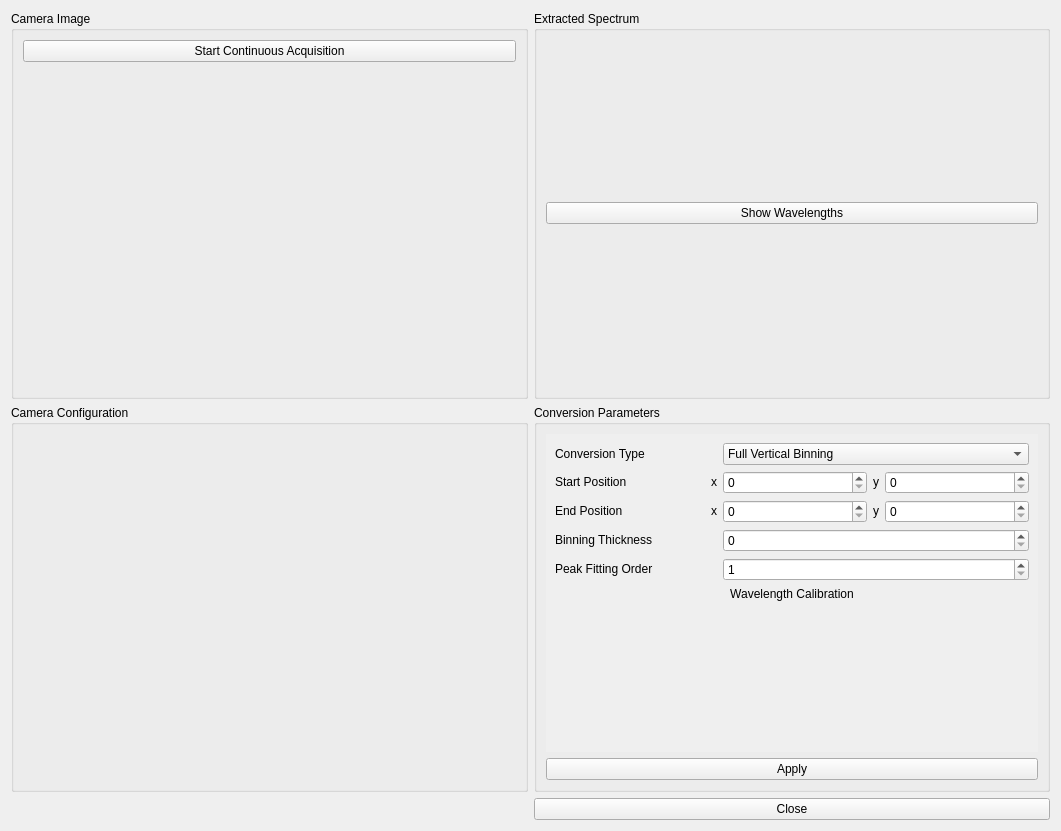
This is nplab/instrument/spectrometer/fastspectrometer/resources/csconfig.ui in wdeacon/PyOpenLab as Qt 5 draws it before an edit. The edited form follows.
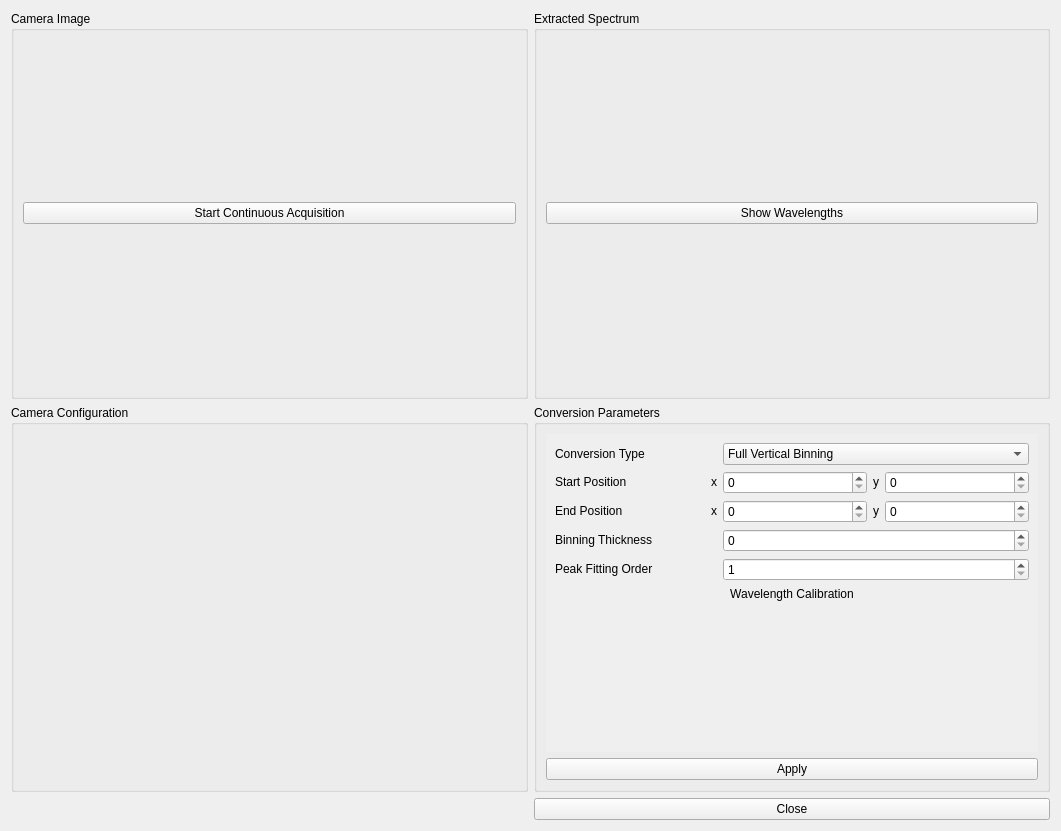
This is the edited form.

What changed in the file:
```diff
--- a/nplab/instrument/spectrometer/fastspectrometer/resources/csconfig.ui
+++ b/nplab/instrument/spectrometer/fastspectrometer/resources/csconfig.ui
@@ -67,22 +67,6 @@
         </property>
        </widget>
       </item>
-      <item>
-       <widget class="QLabel" name="cameraImage">
-        <property name="sizePolicy">
-         <sizepolicy hsizetype="Ignored" vsizetype="Ignored">
-          <horstretch>0</horstretch>
-          <verstretch>0</verstretch>
-         </sizepolicy>
-        </property>
-        <property name="text">
-         <string/>
-        </property>
-        <property name="alignment">
-         <set>Qt::AlignCenter</set>
-        </property>
-       </widget>
-      </item>
      </layout>
     </widget>
    </item>
```
Left out of the diff: 2 changed lines with no effect on the pictures.
